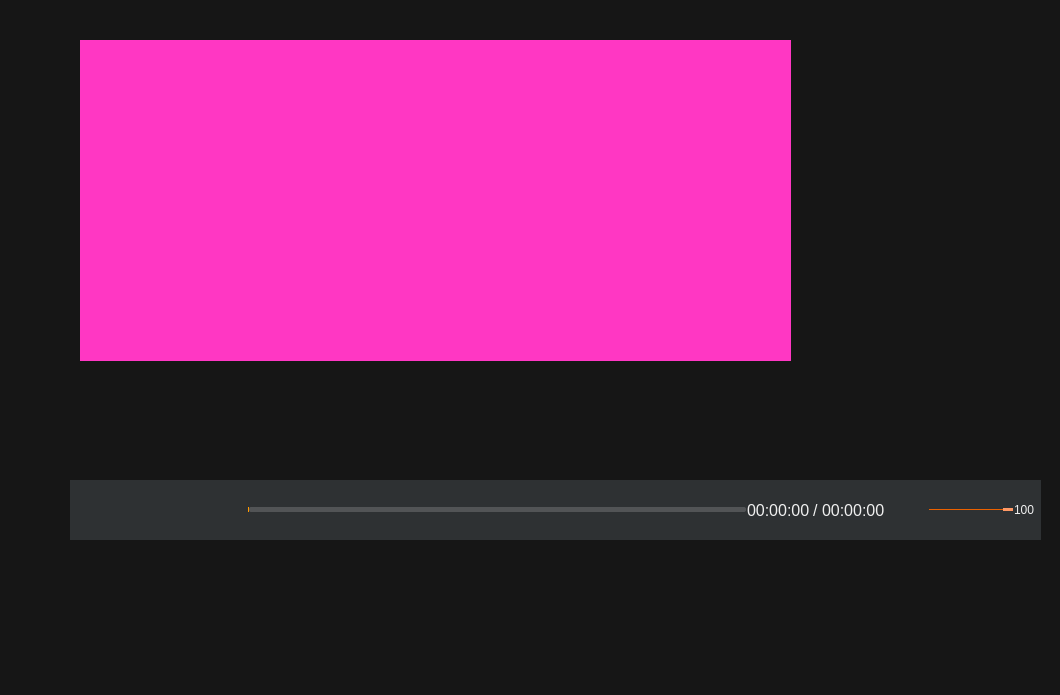
Old version of the form src/Widget/VideoPlayerWidget.ui in the repository yundiantech/VideoPlayer.
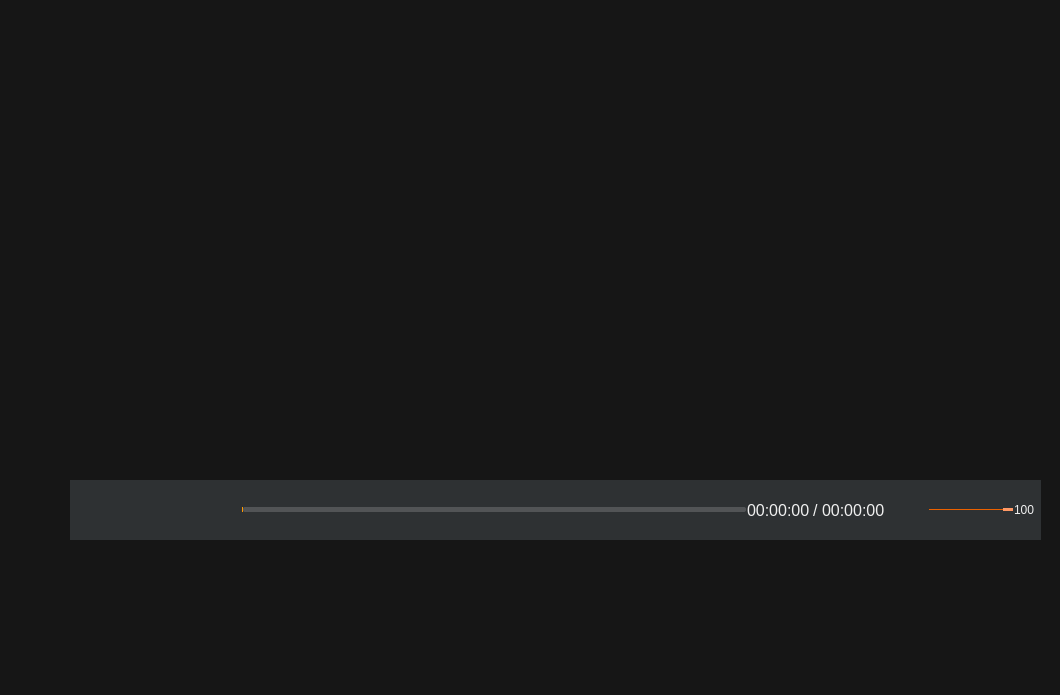
New version of the form. The open tabs and pages were chosen to show the change. Icons and pictures are not drawn. Custom widgets are drawn as their Qt base class.

Patch:
```diff
--- a/src/Widget/VideoPlayerWidget.ui
+++ b/src/Widget/VideoPlayerWidget.ui
@@ -43,8 +43,8 @@
        <rect>
         <x>80</x>
         <y>40</y>
-        <width>711</width>
-        <height>321</height>
+        <width>931</width>
+        <height>381</height>
        </rect>
       </property>
       <property name="currentIndex">
@@ -131,6 +131,20 @@
         </item>
        </layout>
       </widget>
+      <widget class="QWidget" name="page_audio">
+       <layout class="QVBoxLayout" name="verticalLayout_2">
+        <item>
+         <widget class="QLabel" name="label">
+          <property name="styleSheet">
+           <string notr="true">image: url(:/image/audio.png);</string>
+          </property>
+          <property name="text">
+           <string/>
+          </property>
+         </widget>
+        </item>
+       </layout>
+      </widget>
       <widget class="QWidget" name="page_video">
        <layout class="QVBoxLayout" name="verticalLayout_8">
         <property name="spacing">
@@ -287,22 +301,6 @@
            </property>
           </widget>
          </item>
-         <item>
-          <spacer name="horizontalSpacer_4">
-           <property name="orientation">
-            <enum>Qt::Horizontal</enum>
-           </property>
-           <property name="sizeType">
-            <enum>QSizePolicy::Fixed</enum>
-           </property>
-           <property name="sizeHint" stdset="0">
-            <size>
-             <width>6</width>
-             <height>20</height>
-            </size>
-           </property>
-          </spacer>
-         </item>
          <item>
           <widget class="QPushButton" name="pushButton_pause">
            <property name="minimumSize">
@@ -409,10 +407,10 @@
 
 QSlider::sub-page:horizontal {
 background-color: #ff9900;
-border-bottom-left-radius: 5px; 
-border-top-left-radius: 5px; 
+border-bottom-left-radius: 2px; 
+border-top-left-radius: 2px; 
 
-border-radius: 5px; 
+border-radius: 2px; 
 margin-top:5px;
 margin-bottom:5px;
 }
@@ -454,24 +452,16 @@
 QSlider::handle:horizontal:disabled {
 background: #eee;
 border: 1px solid #aaa;
-border-radius: 4px;
+border-radius: 2px;
 }
-
-
-
-QProgressBar 
-{   
-border: 0px solid grey;   
-border-radius: 5px;   
-background-color: rgba(228, 228, 228, 50);
-border-radius:5px;  /*边框拐角*/
-}
-
 </string>
            </property>
            <property name="maximum">
             <number>100</number>
            </property>
+           <property name="value">
+            <number>0</number>
+           </property>
            <property name="orientation">
             <enum>Qt::Horizontal</enum>
            </property>
```
Left out of the diff: 2 changed lines with no effect on the pictures.
